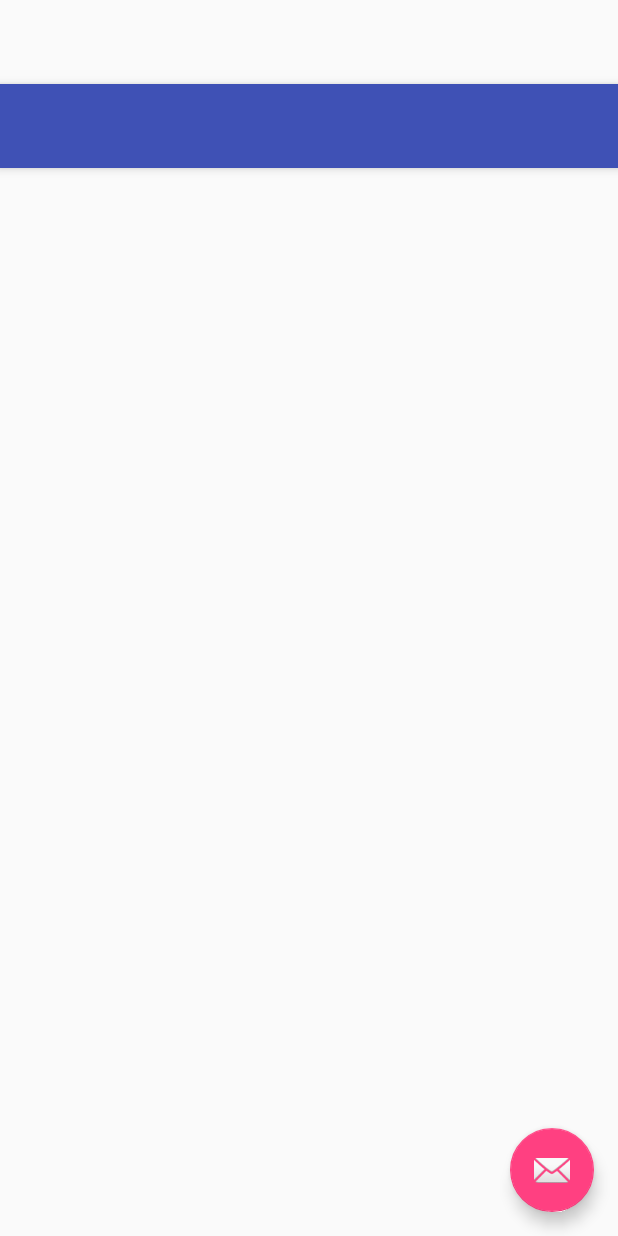
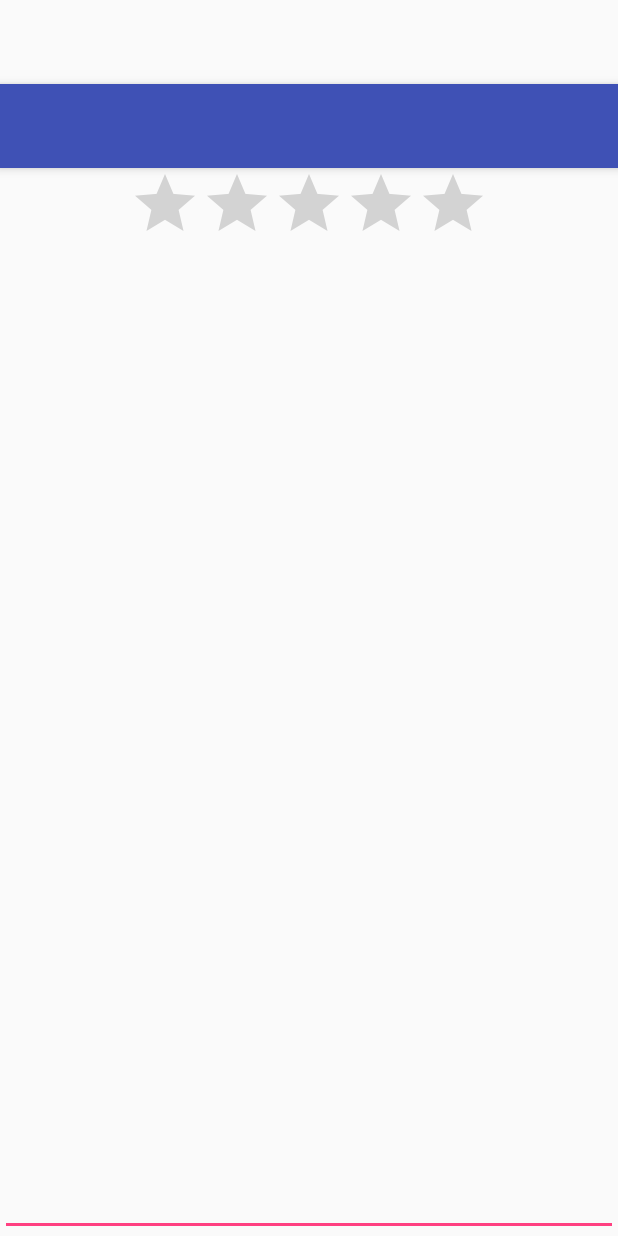
Before and after one commit to sukso96100/zionbob, an Android app: the layout activity_my_review.xml on its own in the app's theme, with its tools: preview values and no code run, on a phone screen of 412 x 824 dp. Run offline under Robolectric (Android 15) with nearby library versions, the phone set to English and light mode, and no system bars.

Commit message:
working on MyReviewActivity

```diff
--- a/app/src/main/res/layout/activity_my_review.xml
+++ b/app/src/main/res/layout/activity_my_review.xml
@@ -23,12 +23,5 @@
 
     <include layout="@layout/content_my_review" />
 
-    <android.support.design.widget.FloatingActionButton
-        android:id="@+id/fab"
-        android:layout_width="wrap_content"
-        android:layout_height="wrap_content"
-        android:layout_gravity="bottom|end"
-        android:layout_margin="@dimen/fab_margin"
-        android:src="@android:drawable/ic_dialog_email" />
 
 </android.support.design.widget.CoordinatorLayout>
--- a/app/src/main/res/layout/content_my_review.xml
+++ b/app/src/main/res/layout/content_my_review.xml
@@ -1,15 +1,23 @@
 <?xml version="1.0" encoding="utf-8"?>
-<RelativeLayout xmlns:android="http://schemas.android.com/apk/res/android"
+<LinearLayout xmlns:android="http://schemas.android.com/apk/res/android"
     xmlns:app="http://schemas.android.com/apk/res-auto"
     xmlns:tools="http://schemas.android.com/tools"
     android:layout_width="match_parent"
     android:layout_height="match_parent"
-    android:paddingBottom="@dimen/activity_vertical_margin"
-    android:paddingLeft="@dimen/activity_horizontal_margin"
-    android:paddingRight="@dimen/activity_horizontal_margin"
-    android:paddingTop="@dimen/activity_vertical_margin"
     app:layout_behavior="@string/appbar_scrolling_view_behavior"
     tools:context="kr.hs.zion.zionbob.MyReviewActivity"
-    tools:showIn="@layout/activity_my_review">
+    tools:showIn="@layout/activity_my_review"
+    android:orientation="vertical"
+    android:gravity="center_horizontal">
 
-</RelativeLayout>
+    <RatingBar
+        android:layout_width="wrap_content"
+        android:layout_height="wrap_content"
+        android:id="@+id/ratingBar" />
+
+    <EditText
+        android:layout_width="match_parent"
+        android:layout_height="match_parent"
+        android:id="@+id/editText"/>
+
+</LinearLayout>
```
Also changed, not shown: app/src/main/java/kr/hs/zion/zionbob/MyReviewActivity.java (+25 -7 lines), app/src/main/java/kr/hs/zion/zionbob/ReviewsFragment.java (+57 -6 lines), app/src/main/res/layout/fragment_reviews.xml (+8 -4 lines), app/src/main/res/layout/noreview.xml (added, +23 -0 lines).
